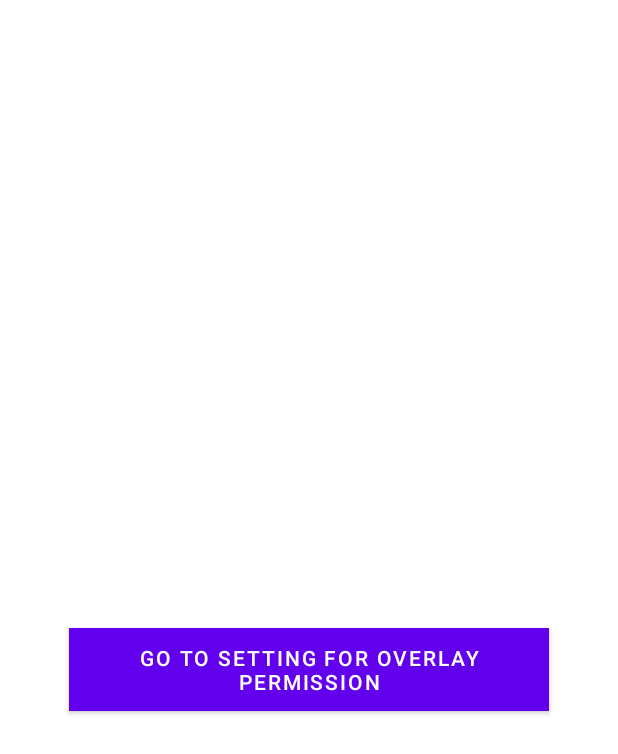
After one commit to AlicanKeklik/Pokemon, an Android app: the layout fragment_permission.xml on its own in the app's theme, with its tools: preview values and no code run, on a phone screen of 412 x 824 dp. The commit adds this screen. Shown: the top 754 px of the screen. Run offline under Robolectric (Android 15) with nearby library versions, the phone set to English and light mode, and no system bars.

Commit message:
Title[2] description[nav and overlayPermission added]

```diff
--- a/app/src/main/java/com/alicankeklik/pokemon/MainActivity.kt
+++ b/app/src/main/java/com/alicankeklik/pokemon/view/MainActivity.kt
@@ -1,7 +1,8 @@
-package com.alicankeklik.pokemon
+package com.alicankeklik.pokemon.view
 
 import androidx.appcompat.app.AppCompatActivity
 import android.os.Bundle
+import com.alicankeklik.pokemon.R
 
 class MainActivity : AppCompatActivity() {
     override fun onCreate(savedInstanceState: Bundle?) {
--- /dev/null
+++ b/app/src/main/res/layout/fragment_permission.xml
@@ -0,0 +1,26 @@
+<?xml version="1.0" encoding="utf-8"?>
+<layout xmlns:android="http://schemas.android.com/apk/res/android"
+    xmlns:app="http://schemas.android.com/apk/res-auto"
+    xmlns:tools="http://schemas.android.com/tools">
+<androidx.constraintlayout.widget.ConstraintLayout
+    android:layout_width="match_parent"
+    android:layout_height="match_parent"
+    tools:context=".view.PermissionFragment">
+
+
+    <Button
+        android:id="@+id/overlay_permisson_button"
+        android:layout_width="wrap_content"
+        android:layout_height="wrap_content"
+        android:background="@color/blue"
+        android:layout_marginStart="45dp"
+        android:layout_marginTop="308dp"
+        android:layout_marginEnd="46dp"
+        android:layout_marginBottom="239dp"
+        android:text="@string/overlay_permission"
+        app:layout_constraintBottom_toBottomOf="parent"
+        app:layout_constraintEnd_toEndOf="parent"
+        app:layout_constraintStart_toStartOf="parent"
+        app:layout_constraintTop_toTopOf="parent" />
+</androidx.constraintlayout.widget.ConstraintLayout>
+</layout>
--- a/app/src/main/res/values/colors.xml
+++ b/app/src/main/res/values/colors.xml
@@ -4,6 +4,7 @@
     <color name="purple_500">#FF6200EE</color>
     <color name="purple_700">#FF3700B3</color>
     <color name="teal_200">#FF03DAC5</color>
+    <color name="blue">#03A9F4</color>
     <color name="teal_700">#FF018786</color>
     <color name="black">#FF000000</color>
     <color name="white">#FFFFFFFF</color>
--- a/app/src/main/res/values/strings.xml
+++ b/app/src/main/res/values/strings.xml
@@ -1,3 +1,6 @@
 <resources>
     <string name="app_name">Pokémon</string>
+    <!-- TODO: Remove or change this placeholder text -->
+    <string name="hello_blank_fragment">Hello blank fragment</string>
+    <string name="overlay_permission">go to setting for overlay permission</string>
 </resources>
```
Also changed, not shown: app/build.gradle (+14 -3 lines), app/src/main/AndroidManifest.xml (+4 -3 lines), app/src/main/java/com/alicankeklik/pokemon/view/ListScreenFragment.kt (added, +26 -0 lines), app/src/main/java/com/alicankeklik/pokemon/view/PermissionFragment.kt (added, +92 -0 lines), app/src/main/java/com/alicankeklik/pokemon/view/PokemonDetailedFragment.kt (added, +29 -0 lines), app/src/main/res/layout/activity_main.xml (+14 -7 lines), app/src/main/res/layout/fragment_list_screen.xml (added, +14 -0 lines), app/src/main/res/layout/fragment_pokemon_detailed.xml (added, +14 -0 lines), app/src/main/res/navigation/navigation.xml (added, +31 -0 lines).
